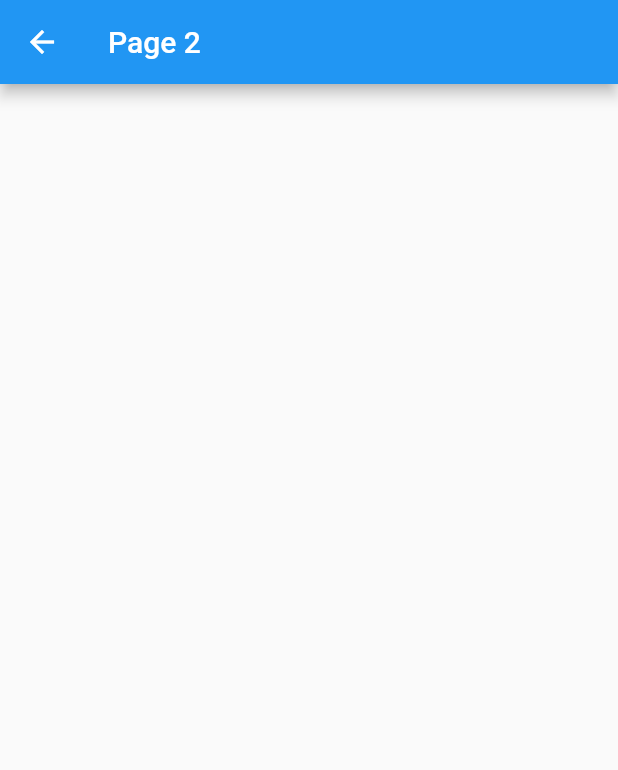
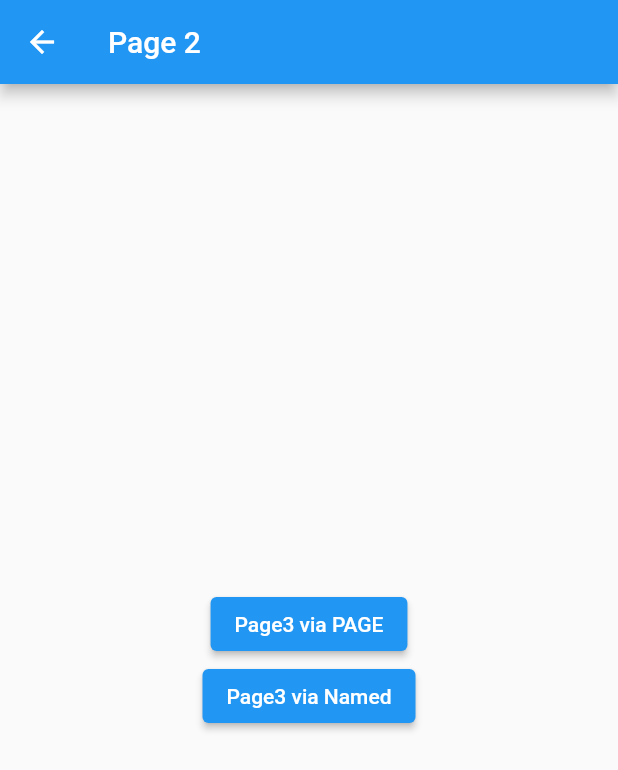
Before and after one commit to ElcioLS/adf_flutter_navegacao, a Flutter app: the screen it shows after launch, after a tap on "Page2 via PAGE", on a phone screen of 412 x 824 dp. Shown: the top 770 px of the screen. Run offline on Flutter 3.47's test engine with Material 2 defaults, Android fonts, the phone set to English and light mode, and no system bars.

Commit message:
to Page3 with page

```diff
--- a/lib/navegacao/home_page.dart
+++ b/lib/navegacao/home_page.dart
@@ -10,7 +10,8 @@ class HomePage extends StatelessWidget {
       appBar: AppBar(
         title: const Text('Home Page'),
       ),
-      body: Column(
+      body: Center(
+        child: Column(
           mainAxisAlignment: MainAxisAlignment.center,
           children: [
             ElevatedButton(
@@ -28,6 +29,7 @@ class HomePage extends StatelessWidget {
             ),
           ],
         ),
+      ),
     );
   }
 }
--- a/lib/navegacao/page2.dart
+++ b/lib/navegacao/page2.dart
@@ -1,3 +1,4 @@
+import 'package:adf_flutter_navegacao/navegacao/page3.dart';
 import 'package:flutter/material.dart';
 
 class Page2 extends StatelessWidget {
@@ -9,7 +10,26 @@ class Page2 extends StatelessWidget {
       appBar: AppBar(
         title: const Text('Page 2'),
       ),
-      body: Container(),
+      body: Center(
+        child: Column(
+          mainAxisAlignment: MainAxisAlignment.center,
+          children: [
+            ElevatedButton(
+              onPressed: () {
+                Navigator.of(context).push(MaterialPageRoute(
+                  settings: const RouteSettings(name: 'page3'),
+                  builder: (context) => const Page3(),
+                ));
+              },
+              child: const Text('Page3 via PAGE'),
+            ),
+            ElevatedButton(
+              onPressed: () {},
+              child: const Text('Page3 via Named'),
+            ),
+          ],
+        ),
+      ),
     );
   }
 }
```
Lines whose indentation alone changed are shown as unchanged.
